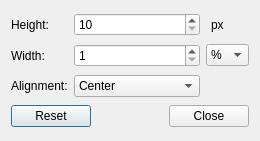
This is panel/configpaneldialog.ui in lxqt/lxqt-panel as Qt 5 draws it before an edit. The edited form follows.
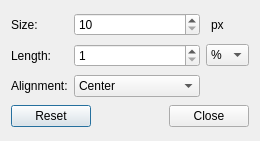
This is the edited form.

Commit message: Change Height/Width to Size/Length in panel dialog

What changed in the file:
```diff
--- a/panel/configpaneldialog.ui
+++ b/panel/configpaneldialog.ui
@@ -17,7 +17,7 @@
    <item row="0" column="0">
     <widget class="QLabel" name="label">
      <property name="text">
-      <string>Height:</string>
+      <string>Size:</string>
      </property>
     </widget>
    </item>
@@ -45,7 +45,7 @@
    <item row="1" column="0">
     <widget class="QLabel" name="label_2">
      <property name="text">
-      <string>Width:</string>
+      <string>Length:</string>
      </property>
     </widget>
    </item>
```
